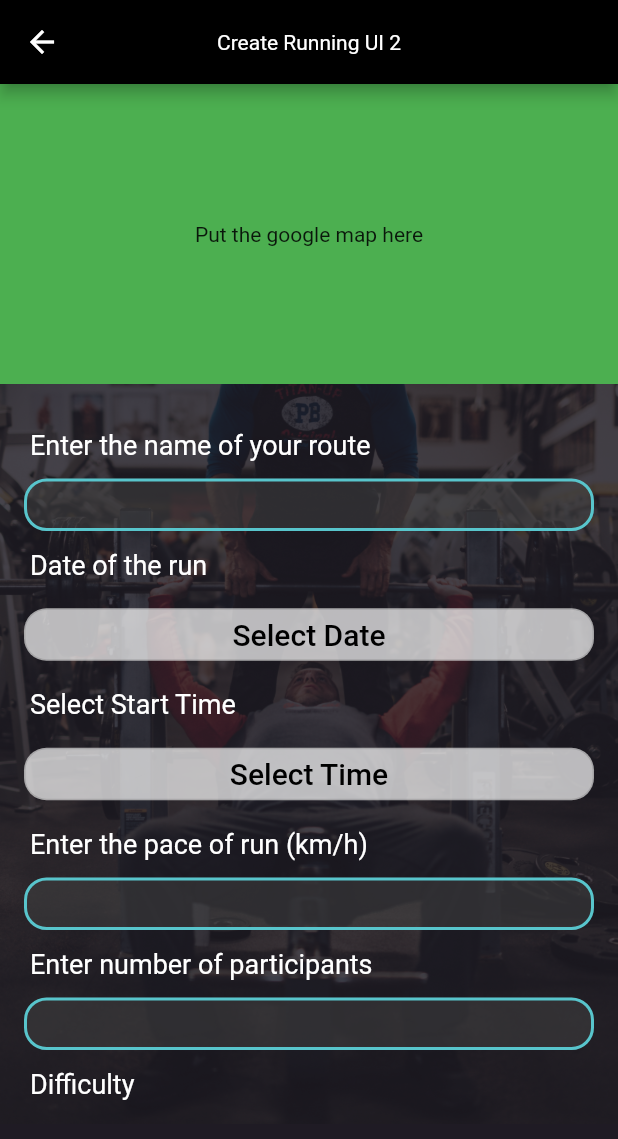
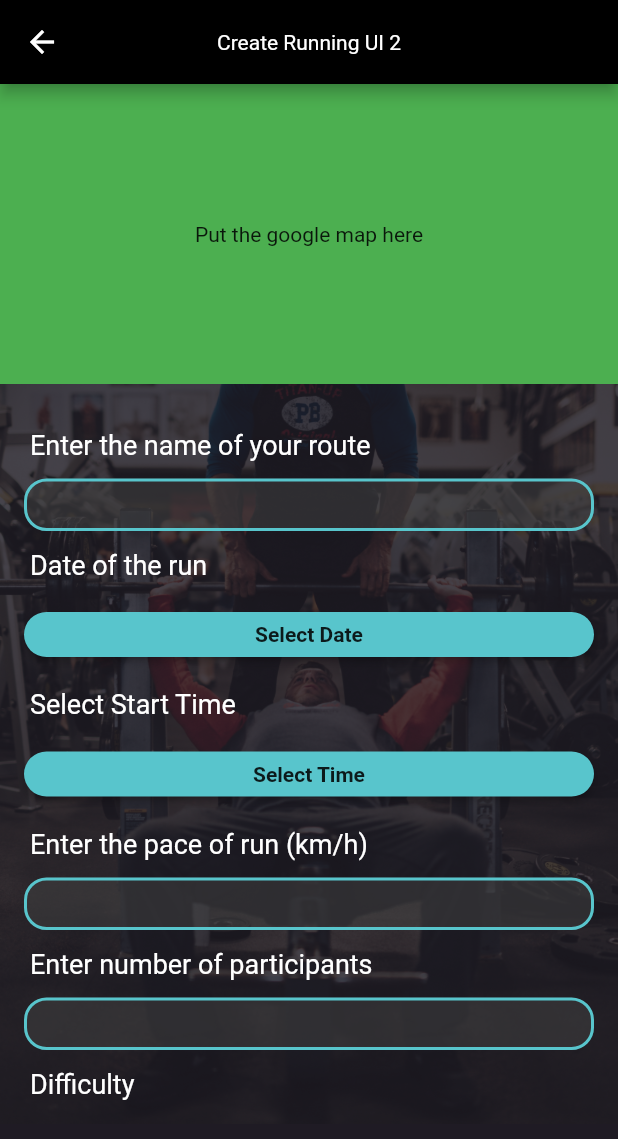
Before and after one commit to wencheng1298/CZ2006---RunCool, a Flutter app: the CreateRunningUI1 screen opened directly, after a tap on "Next", on a phone screen of 412 x 824 dp. Shown: the top 1139 px of the screen. Run offline on Flutter 3.47's test engine with Material 2 defaults, Android fonts, the light colour scheme and no system bars; our stand-ins replace curved_navigation_bar, firebase_auth, firebase_core; missing offline and left inert: dart:ffi, date_range_picker; accounts and stored records are empty.

Commit message:
updated datepicker to get date

```diff
--- a/runcool/lib/pages/Events/RunningUI/CreateRunningUI1.dart
+++ b/runcool/lib/pages/Events/RunningUI/CreateRunningUI1.dart
@@ -3,14 +3,18 @@ import './CreateRunningUI2.dart';
 import './../../../utils/everythingUtils.dart';
 
 class CreateRunningUI1 extends StatefulWidget {
+
   @override
   _CreateRunningUI1State createState() => _CreateRunningUI1State();
 }
 
 class _CreateRunningUI1State extends State<CreateRunningUI1> {
-  void goNextPage() {
+
+  Map eventDetails = {"eventType": "Running"};
+
+  void goNextPage(details) {
     Navigator.push(
-        context, MaterialPageRoute(builder: (context) => CreateRunningUI2()));
+        context, MaterialPageRoute(builder: (context) => CreateRunningUI2(eventDetails: details)));
   }
 
   @override
@@ -85,7 +89,7 @@ class _CreateRunningUI1State extends State<CreateRunningUI1> {
                       alignment: Alignment.bottomRight,
                       child: OutlinedButton(
                         child: Text('Next'),
-                        onPressed: () => goNextPage(),
+                        onPressed: () => goNextPage(eventDetails),
                         style: TextButton.styleFrom(
                             backgroundColor: Colors.white,
                             primary: Colors.black,
--- a/runcool/lib/pages/Events/RunningUI/CreateRunningUI2.dart
+++ b/runcool/lib/pages/Events/RunningUI/CreateRunningUI2.dart
@@ -9,18 +9,19 @@ import './../../../utils/everythingUtils.dart';
 enum EventPrivy { public, friends_only }
 
 class CreateRunningUI2 extends StatefulWidget {
+  final Map eventDetails;
+  CreateRunningUI2({this.eventDetails});
+
   @override
-  _CreateRunningUI2State createState() => _CreateRunningUI2State();
+  _CreateRunningUI2State createState() => _CreateRunningUI2State(eventDetails);
 }
 
 class _CreateRunningUI2State extends State<CreateRunningUI2>
     with SingleTickerProviderStateMixin {
   EventPrivy openToPublic;
-  var name;
-  var pace;
-  var noOfParticipants;
-  var difficulty;
-  var description;
+
+  Map eventDetails;
+  _CreateRunningUI2State(this.eventDetails);
 
   List<String> difficultyLevels = ['easy', 'medium', 'hard'];
 
@@ -64,7 +65,7 @@ class _CreateRunningUI2State extends State<CreateRunningUI2>
                       child: InputTextField1(
                         height: 35,
                         onChange: (val) {
-                          name = val;
+                          eventDetails['name'] = val;
                         },
                       ),
                     ),
@@ -74,7 +75,11 @@ class _CreateRunningUI2State extends State<CreateRunningUI2>
                     ),
                     Padding(
                       padding: const EdgeInsets.only(left: 8.0, right: 8),
-                      child: DatePickerWidget(),
+                      child: DatePickerWidget(
+                        updateDate: (val) {
+                          eventDetails['Date'] = val;
+                        },
+                      ),
                     ),
                     Align(
                       alignment: Alignment.topLeft,
@@ -94,7 +99,7 @@ class _CreateRunningUI2State extends State<CreateRunningUI2>
                       child: NumberTextField(
                         height: 35,
                         onChange: (val) {
-                          pace = double.parse(val);
+                          eventDetails['pace'] = double.parse(val);
                         },
                       ),
                     ),
@@ -108,7 +113,14 @@ class _CreateRunningUI2State extends State<CreateRunningUI2>
                       child: NumberTextField(
                         height: 35,
                         onChange: (val) {
-                          noOfParticipants = double.parse(val);
+                          try {
+                            val = double.parse(val);
+                            eventDetails['noOfParticipants'] =
+                                double.parse(val);
+                          } catch (error) {
+                            // Need find out how to catch and show error
+                            eventDetails['noOfParticipants'] = 0;
+                          }
                         },
                       ),
                     ),
@@ -137,14 +149,14 @@ class _CreateRunningUI2State extends State<CreateRunningUI2>
                             color: Colors.white,
                             fontSize: 17,
                           ),
-                          value: difficulty,
+                          value: eventDetails['difficulty'],
                           hint: Text(
                             '--None--',
                             style: TextStyle(color: Colors.white),
                           ),
                           onChanged: (newChoice) {
                             setState(() {
-                              difficulty = newChoice;
+                              eventDetails['difficulty'] = newChoice;
                             });
                           },
                           items: difficultyLevels.map((choice) {
@@ -206,15 +218,17 @@ class _CreateRunningUI2State extends State<CreateRunningUI2>
                     ),
                     DescriptionTextField(
                       onChange: (val) {
-                        description = val;
-                        print(description);
+                        eventDetails['description'] = val;
+                        print(eventDetails['description']);
                       },
                     ),
                     Container(
                       padding: const EdgeInsets.all(20),
                       width: 80,
                       child: TinyButton(
-                        onPress: createEvent,
+                        onPress: () => {
+                          print(eventDetails),
+                        }, //createEvent,
                         text: "Create",
                         colour: kTurquoise,
                       ),
--- a/runcool/lib/utils/DatePickerWidget.dart
+++ b/runcool/lib/utils/DatePickerWidget.dart
@@ -1,19 +1,21 @@
 import 'package:flutter/material.dart';
+import './../utils/everythingUtils.dart';
 
 class DatePickerWidget extends StatefulWidget {
+  final Function updateDate;
+
+  DatePickerWidget({@required this.updateDate});
   @override
   _DatePickerWidgetState createState() => _DatePickerWidgetState();
 }
 
 class _DatePickerWidgetState extends State<DatePickerWidget> {
-  Color _turqoise = Color(0xff58C5CC);
   DateTime date;
 
-  String getText(){
-    if(date == null){
+  String getText() {
+    if (date == null) {
       return "Select Date";
-    }
-    else{
+    } else {
       return '${date.day}/${date.month}/${date.year}';
     }
   }
@@ -22,11 +24,11 @@ class _DatePickerWidgetState extends State<DatePickerWidget> {
     final initialDate = DateTime.now();
     final newDate = await showDatePicker(
       context: context,
-      initialDate: date??initialDate,
+      initialDate: date ?? initialDate,
       firstDate: DateTime(DateTime.now().day),
       lastDate: DateTime(DateTime.now().year + 5),
     );
-    if (newDate == null || newDate.isBefore(initialDate)){
+    if (newDate == null || newDate.isBefore(initialDate)) {
       date = null;
       return;
     }
@@ -37,22 +39,13 @@ class _DatePickerWidgetState extends State<DatePickerWidget> {
 
   @override
   Widget build(BuildContext context) {
-    return OutlinedButton(
-      style: TextButton.styleFrom(
-        minimumSize: Size.fromHeight(35),
-        backgroundColor: Colors.white70,
-        primary: _turqoise,
-        shape: RoundedRectangleBorder(
-          borderRadius: BorderRadius.circular(15),
-        ),
-      ),
-      child: FittedBox(
-        child: Text(
-          getText(),
-          style: TextStyle(fontSize: 20, color: Colors.black),
-        ),
-      ),
-      onPressed: () => selectDate(context),
+    return TinyButton(
+      onPress: () => {
+        selectDate(context),
+        widget.updateDate(date)
+        },
+      text: getText(),
+      colour: kTurquoise,
     );
   }
 }
--- a/runcool/lib/utils/TimePickerWidget.dart
+++ b/runcool/lib/utils/TimePickerWidget.dart
@@ -1,4 +1,5 @@
 import 'package:flutter/material.dart';
+import './../utils/everythingUtils.dart';
 
 class TimePickerWidget extends StatefulWidget {
   @override
@@ -6,14 +7,13 @@ class TimePickerWidget extends StatefulWidget {
 }
 
 class _TimePickerWidgetState extends State<TimePickerWidget> {
-  Color _turqoise = Color(0xff58C5CC);
   TimeOfDay time;
 
-  String getText(){
-    if(time == null){
+  String getText() {
+    if (time == null) {
       return "Select Time";
-    } else{
-      final hours = time.hour.toString().padLeft(2,'0');
+    } else {
+      final hours = time.hour.toString().padLeft(2, '0');
       final minutes = time.minute.toString().padLeft(2, '0');
       return '$hours:$minutes';
     }
@@ -26,28 +26,34 @@ class _TimePickerWidgetState extends State<TimePickerWidget> {
       initialTime: time ?? initialTime,
     );
 
-    if (newTime == null ) return;
+    if (newTime == null) return;
     setState(() => time = newTime);
   }
 
   @override
   Widget build(BuildContext context) {
-    return OutlinedButton(
-      style: TextButton.styleFrom(
-        minimumSize: Size.fromHeight(35),
-        backgroundColor: Colors.white70,
-        primary: _turqoise,
-        shape: RoundedRectangleBorder(
-          borderRadius: BorderRadius.circular(15),
-        ),
-      ),
-      child: FittedBox(
-        child: Text(
-          getText(),
-          style: TextStyle(fontSize: 20, color: Colors.black),
-        ),
-      ),
-      onPressed: () => selectTime(context),
+    return TinyButton(
+      onPress: () => selectTime(context),
+      text: getText(),
+      colour: kTurquoise,
     );
+
+    //     OutlinedButton(
+    //   style: TextButton.styleFrom(
+    //     minimumSize: Size.fromHeight(35),
+    //     backgroundColor: Colors.white70,
+    //     primary: _turqoise,
+    //     shape: RoundedRectangleBorder(
+    //       borderRadius: BorderRadius.circular(15),
+    //     ),
+    //   ),
+    //   child: FittedBox(
+    //     child: Text(
+    //       getText(),
+    //       style: TextStyle(fontSize: 20, color: Colors.black),
+    //     ),
+    //   ),
+    //   onPressed: () => selectTime(context),
+    // );
   }
 }
```
